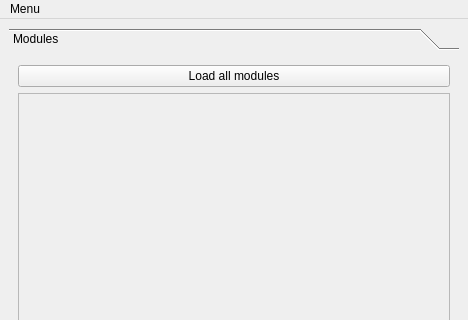
The window that gui/manager/ManagerWindowTemplate.ui (Ulm-IQO/qudi) describes before a commit, drawn with Qt 5; both pictures show x 0 to 468 and y 0 to 320 of the 468 by 547 pixel window.
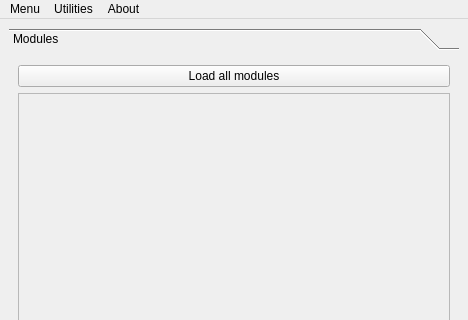
The same window after the commit. Icons and pictures are not drawn.

The edit to the form file:
```diff
--- a/gui/manager/ManagerWindowTemplate.ui
+++ b/gui/manager/ManagerWindowTemplate.ui
@@ -108,7 +108,23 @@
     <addaction name="separator"/>
     <addaction name="actionQuit"/>
    </widget>
+   <widget class="QMenu" name="menuUtilities">
+    <property name="title">
+     <string>Utilities</string>
+    </property>
+    <addaction name="actionLog"/>
+    <addaction name="actionConsole"/>
+   </widget>
+   <widget class="QMenu" name="menuAbout">
+    <property name="title">
+     <string>About</string>
+    </property>
+    <addaction name="actionAbout_QuDi"/>
+    <addaction name="actionAbout_Qt"/>
+   </widget>
    <addaction name="menuMenu"/>
+   <addaction name="menuUtilities"/>
+   <addaction name="menuAbout"/>
   </widget>
   <widget class="QStatusBar" name="statusbar"/>
   <action name="actionLoad_configuration">
```
Left out of the diff: 41 changed lines with no effect on the pictures.
